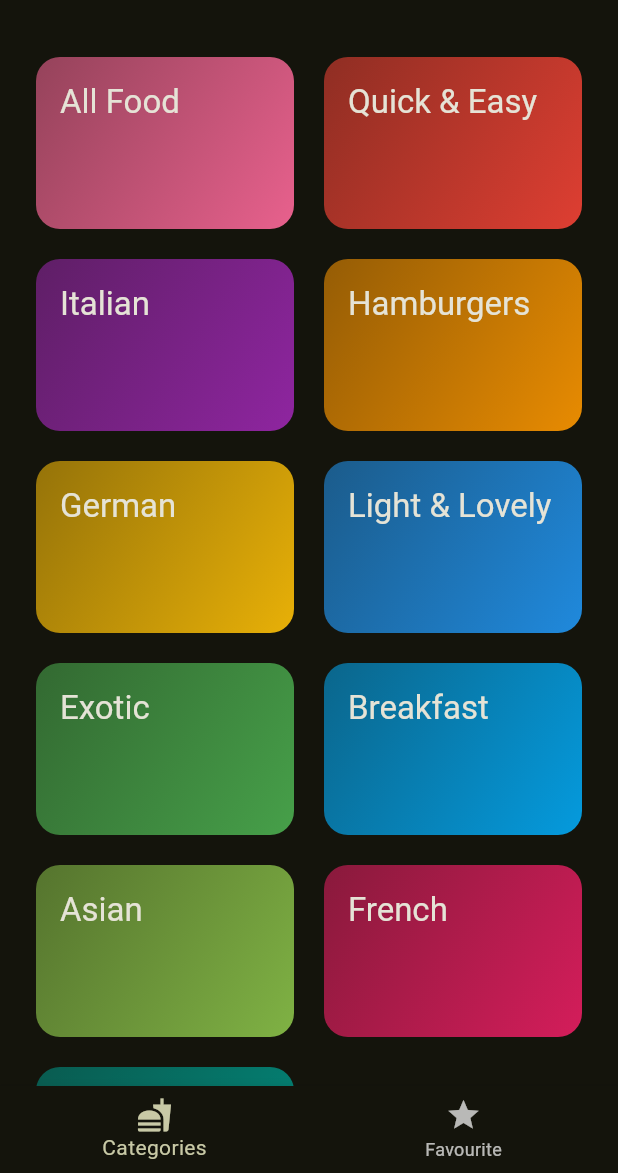
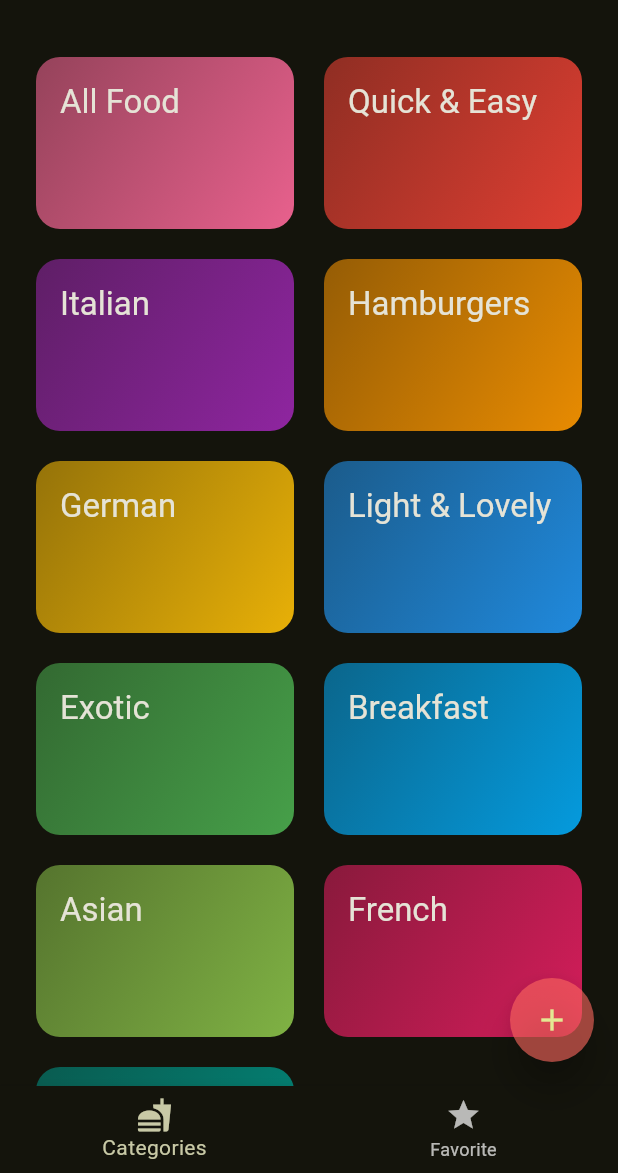
Before and after one commit to ddreambug/Cooking_Recipe, a Flutter app: the screen it shows after launch, on a phone screen of 412 x 824 dp, the part 63-1236 px from its top. Run offline on Flutter 3.47's test engine with Material 3 defaults, Android fonts, the phone set to English and light mode, and no system bars; our stand-ins replace flutter_riverpod, transparent_image.

Commit message:
adding new item floating button

```diff
--- a/lib/screen/tab_screen.dart
+++ b/lib/screen/tab_screen.dart
@@ -3,6 +3,7 @@ import 'package:navigation_demo/providers/filter_provider.dart';
 import 'package:navigation_demo/screen/categories.dart';
 import 'package:navigation_demo/screen/filter_screen.dart';
 import 'package:navigation_demo/screen/meals.dart';
+import 'package:navigation_demo/screen/new_meal.dart';
 import 'package:navigation_demo/widget/main_drawer.dart';
 import 'package:flutter_riverpod/flutter_riverpod.dart';
 import 'package:navigation_demo/providers/favorite_provider.dart';
@@ -23,8 +24,6 @@ class TabScreen extends ConsumerStatefulWidget {
 }
 
 class _TabScreenState extends ConsumerState<TabScreen> {
-  Map<String, bool> _selectedFilter = kInitialFilter;
-
   int _selectedPageIndex = 0;
   void _selectPage(index) {
     setState(() {
@@ -33,45 +32,54 @@ class _TabScreenState extends ConsumerState<TabScreen> {
   }
 
   void _setScreen(String identifier) async {
-    // Navigate to filter screen and wait for a result
     Navigator.of(context).pop();
     if (identifier == 'Filters') {
-      final result = await Navigator.of(context).push<Map<String, bool>>(
+      await Navigator.of(context).push<Map<String, bool>>(
         MaterialPageRoute(
           builder: (ctx) => const FilterScreen(),
         ),
       );
+    }
+  }
 
-      setState(() {
-        _selectedFilter = result ?? kInitialFilter;
-      });
-
-      print(_selectedFilter);
-    }
+  void setNewItemScreen() {
+    showModalBottomSheet(
+      context: context,
+      isScrollControlled: true,
+      useSafeArea: true,
+      builder: (context) => const NewMeal(),
+    );
   }
 
   @override
   Widget build(BuildContext context) {
-    //filter the meal based on filter value
     final filteredMeal = ref.watch(filteredMealProvider);
+    var activePageTitle = 'Pick Your Category';
+    Widget floatingAddItem = FloatingActionButton(
+      onPressed: () {
+        setNewItemScreen();
+      },
+      backgroundColor: const Color.fromARGB(153, 255, 105, 95),
+      shape: const CircleBorder(),
+      elevation: 10,
+      tooltip: 'Add New Item',
+      child: const Icon(Icons.add),
+    );
 
-    //navigating thru this 2 screen
-    Widget activePage = CategoriesScreen(
-      filteredMeal: filteredMeal,
-    );
-    var activePageTitle = 'Pick Your Category';
+    Widget activePage = CategoriesScreen(filteredMeal: filteredMeal);
+
+    //bottomNavBar logic
     if (_selectedPageIndex == 1) {
       final favoriteMeals = ref.watch(favoriteMealsProvider);
-      activePage = Meals(
-        meals: favoriteMeals,
-      );
+      activePage = Meals(meals: favoriteMeals);
       activePageTitle = 'Favourites';
+      floatingAddItem = Container();
     }
 
     return Scaffold(
-      appBar: AppBar(
-        title: Text(activePageTitle),
-      ),
+      floatingActionButton: floatingAddItem,
+      floatingActionButtonLocation: FloatingActionButtonLocation.endFloat,
+      appBar: AppBar(title: Text(activePageTitle)),
       drawer: MainDrawer(onTapDrawer: _setScreen),
       body: activePage,
       bottomNavigationBar: BottomNavigationBar(
@@ -84,7 +92,7 @@ class _TabScreenState extends ConsumerState<TabScreen> {
           ),
           BottomNavigationBarItem(
             icon: Icon(Icons.star),
-            label: 'Favourite',
+            label: 'Favorite',
           ),
         ],
       ),
--- a/lib/widget/meal_item.dart
+++ b/lib/widget/meal_item.dart
@@ -1,5 +1,4 @@
 import 'package:flutter/material.dart';
-import 'package:flutter/widgets.dart';
 import 'package:navigation_demo/models/meal.dart';
 import 'package:navigation_demo/widget/meal_item_trait.dart';
 import 'package:transparent_image/transparent_image.dart';
```
Also changed, not shown: lib/screen/new_meal.dart (added, +20 -0 lines).
